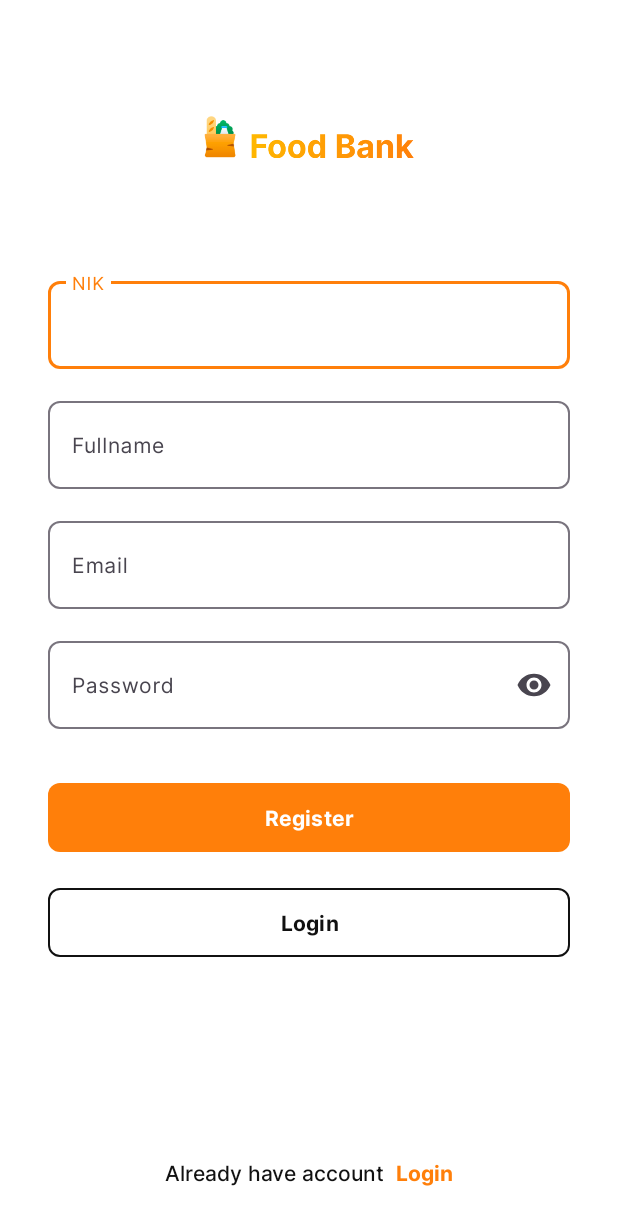
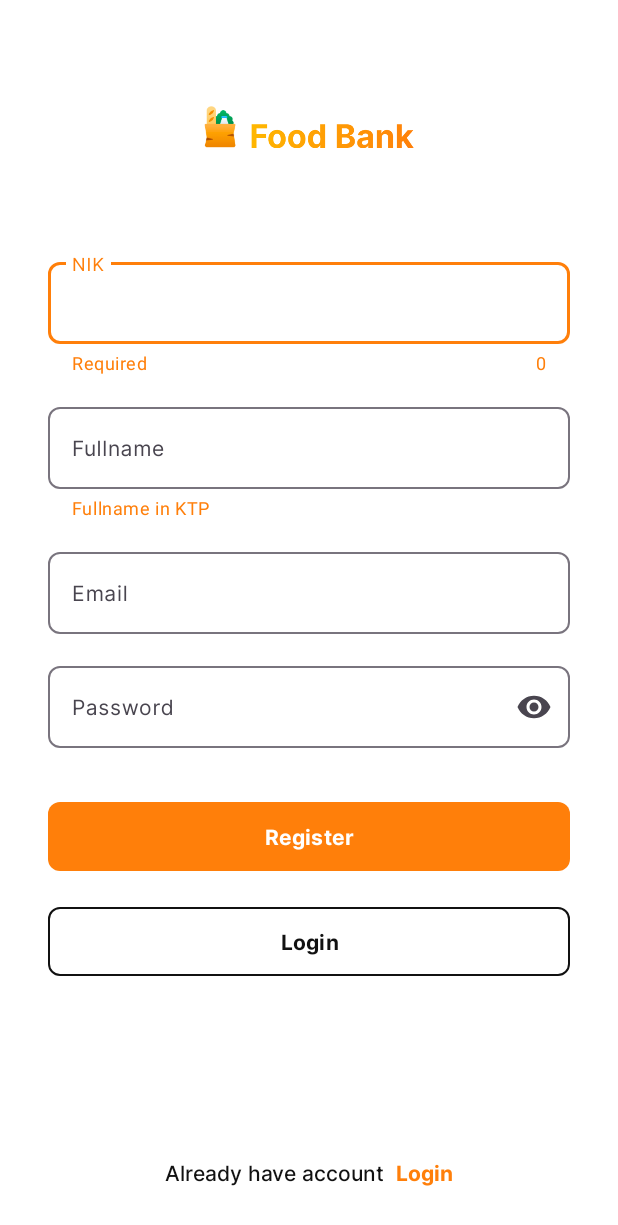
Before and after one commit to Gity-Headquarters/FoodBank, an Android app: the RegisterActivity screen opened directly, with no data from a screen before it, after a tap on "Register", on a phone screen of 412 x 824 dp. Shown: the top 1225 px of the screen. Run offline under Robolectric (Android 15) with nearby library versions, the phone set to English and light mode, and no system bars.

Commit message:
Update di Register

```diff
--- a/app/src/main/java/com/gity/foodbank/ui/activity/auth/RegisterActivity.kt
+++ b/app/src/main/java/com/gity/foodbank/ui/activity/auth/RegisterActivity.kt
@@ -2,6 +2,8 @@ package com.gity.foodbank.ui.activity.auth
 
 import android.content.Intent
 import android.os.Bundle
+import android.text.Editable
+import android.text.TextWatcher
 import androidx.appcompat.app.AppCompatActivity
 import com.gity.foodbank.R
 import com.gity.foodbank.databinding.ActivityRegisterBinding
@@ -31,14 +33,39 @@ class RegisterActivity : AppCompatActivity() {
                 startActivity(Intent(context, LoginActivity::class.java))
                 finish()
             }
+
+//            Text Watcher for auto change text to UpperCase
+            edtFullnameInput.addTextChangedListener(object : TextWatcher {
+                override fun beforeTextChanged(
+                    s: CharSequence?,
+                    start: Int,
+                    count: Int,
+                    after: Int
+                ) {
+                }
+
+                override fun onTextChanged(s: CharSequence?, start: Int, before: Int, count: Int) {
+                    edtFullnameInput.removeTextChangedListener(this)
+                    val updatedText = s.toString().uppercase()
+                    edtFullnameInput.setText(updatedText)
+                    edtFullnameInput.setSelection(updatedText.length)
+                    edtFullnameInput.addTextChangedListener(this)
+                }
+
+                override fun afterTextChanged(s: Editable?) {}
+
+            })
+
+
         }
+
     }
 
     private fun register() {
         binding.apply {
             val edtEmail = edtEmailInput.text
             val edtPassword = edtPasswordInput.text
-            val edtFullname = edtFullnameInput.text
+            val edtFullname = edtFullnameInput.text.toString().uppercase()
             val edtNik = edtNikInput.text
 
 //            Check if user contain a number
@@ -64,7 +91,11 @@ class RegisterActivity : AppCompatActivity() {
                     CommonUtils.showToast(context, resources.getString(R.string.empty_all))
                 }
 
-                edtFullname.isNullOrEmpty() -> {
+                edtNik.length <= 15 -> {
+                    CommonUtils.showToast(context, resources.getString(R.string.nik_length_error))
+                }
+
+                edtFullname.isEmpty() -> {
                     CommonUtils.showToast(context, resources.getString(R.string.empty_all))
                 }
 
@@ -72,7 +103,7 @@ class RegisterActivity : AppCompatActivity() {
                     CommonUtils.showToast(context, resources.getString(R.string.email_format_error))
                 }
 
-                numberRegex.containsMatchIn(edtFullname.toString()) -> {
+                numberRegex.containsMatchIn(edtFullname) -> {
                     CommonUtils.showToast(
                         context,
                         resources.getString(R.string.full_names_error_contain_number)
@@ -81,6 +112,7 @@ class RegisterActivity : AppCompatActivity() {
 
                 else -> {
                     onSuccessfulRegister()
+                    CommonUtils.showToast(context, "UpperCase Name : $edtFullname")
                 }
 
             }
--- a/app/src/main/res/layout/activity_register.xml
+++ b/app/src/main/res/layout/activity_register.xml
@@ -38,14 +38,15 @@
             <com.google.android.material.textfield.TextInputLayout
                 android:id="@+id/edt_nik_layout"
                 android:layout_width="0dp"
-                android:layout_height="64dp"
+                android:layout_height="wrap_content"
                 app:boxCornerRadiusBottomEnd="8dp"
                 app:boxCornerRadiusBottomStart="8dp"
                 app:boxCornerRadiusTopEnd="8dp"
                 app:boxCornerRadiusTopStart="8dp"
                 app:counterEnabled="true"
-                app:counterMaxLength="16"
                 app:counterTextColor="@color/dark_orange"
+                app:helperText="Required"
+                app:helperTextTextColor="@color/dark_orange"
                 app:layout_constraintEnd_toEndOf="parent"
                 app:layout_constraintStart_toStartOf="parent"
                 app:layout_constraintTop_toTopOf="parent">
@@ -66,13 +67,15 @@
             <com.google.android.material.textfield.TextInputLayout
                 android:id="@+id/edt_fullname_layout"
                 android:layout_width="0dp"
-                android:layout_height="64dp"
+                android:layout_height="wrap_content"
                 android:layout_marginTop="16dp"
                 app:boxCornerRadiusBottomEnd="8dp"
                 app:boxCornerRadiusBottomStart="8dp"
                 app:boxCornerRadiusTopEnd="8dp"
                 app:boxCornerRadiusTopStart="8dp"
                 app:counterTextColor="@color/dark_orange"
+                app:helperText="Fullname in KTP"
+                app:helperTextTextColor="@color/dark_orange"
                 app:layout_constraintEnd_toEndOf="parent"
                 app:layout_constraintStart_toStartOf="parent"
                 app:layout_constraintTop_toBottomOf="@+id/edt_nik_layout">
@@ -80,7 +83,7 @@
                 <com.google.android.material.textfield.TextInputEditText
                     android:id="@+id/edt_fullname_input"
                     android:layout_width="match_parent"
-                    android:layout_height="match_parent"
+                    android:layout_height="wrap_content"
                     android:fontFamily="@font/inter_reguler"
                     android:hint="Fullname"
                     android:inputType="text"
@@ -93,7 +96,7 @@
             <com.google.android.material.textfield.TextInputLayout
                 android:id="@+id/edt_email_layout"
                 android:layout_width="0dp"
-                android:layout_height="64dp"
+                android:layout_height="wrap_content"
                 android:layout_marginTop="16dp"
                 app:boxCornerRadiusBottomEnd="8dp"
                 app:boxCornerRadiusBottomStart="8dp"
@@ -106,7 +109,7 @@
                 <com.google.android.material.textfield.TextInputEditText
                     android:id="@+id/edt_email_input"
                     android:layout_width="match_parent"
-                    android:layout_height="match_parent"
+                    android:layout_height="wrap_content"
                     android:fontFamily="@font/inter_reguler"
                     android:hint="Email"
                     android:textSize="14sp" />
@@ -117,7 +120,7 @@
             <com.google.android.material.textfield.TextInputLayout
                 android:id="@+id/edt_password_layout"
                 android:layout_width="0dp"
-                android:layout_height="64dp"
+                android:layout_height="wrap_content"
                 android:layout_marginTop="16dp"
                 app:boxCornerRadiusBottomEnd="8dp"
                 app:boxCornerRadiusBottomStart="8dp"
@@ -131,7 +134,7 @@
                 <com.google.android.material.textfield.TextInputEditText
                     android:id="@+id/edt_password_input"
                     android:layout_width="match_parent"
-                    android:layout_height="match_parent"
+                    android:layout_height="wrap_content"
                     android:fontFamily="@font/inter_reguler"
                     android:hint="Password"
                     android:inputType="textPassword"
```
